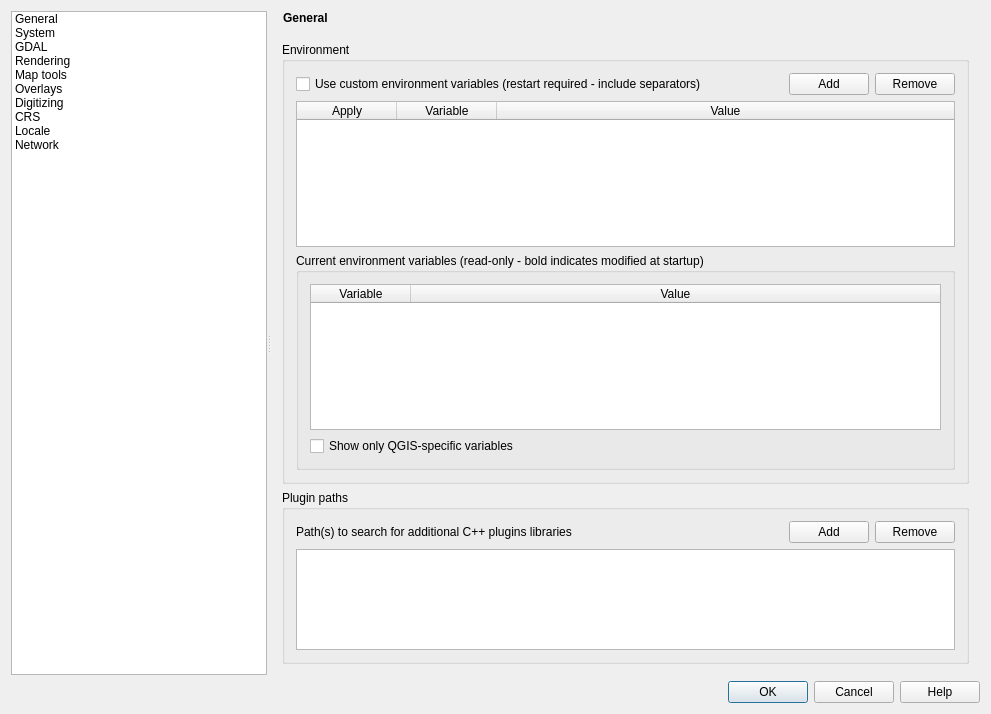
This is src/ui/qgsoptionsbase.ui in qgis/QGIS as Qt 5 draws it before an edit. The edited form follows.
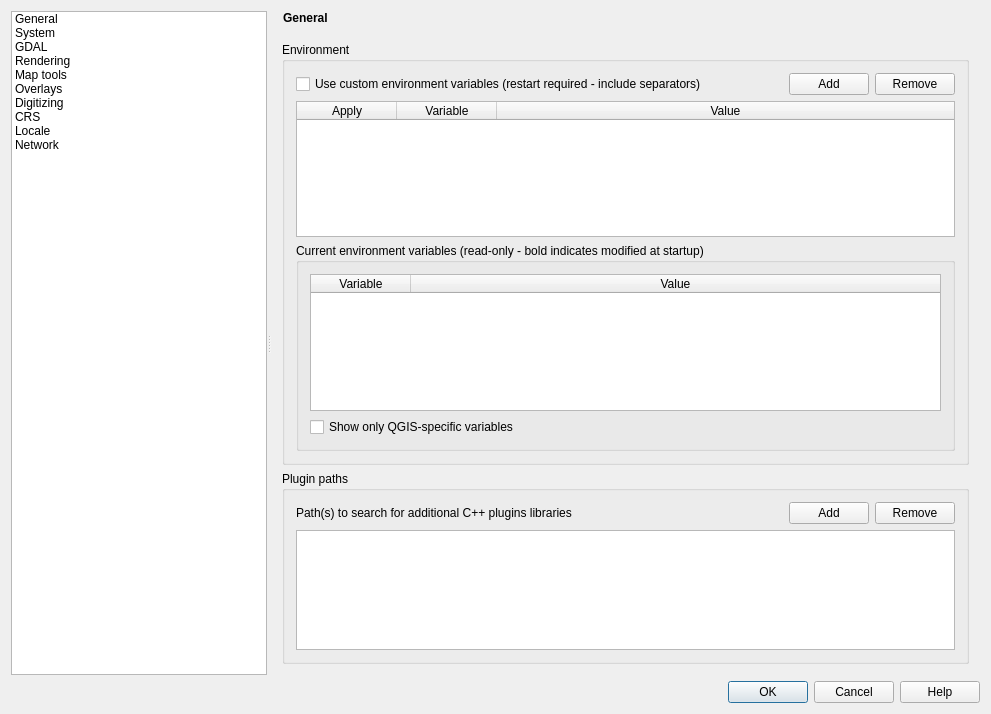
This is the edited form. The open tabs and pages were chosen to show the change. Icons and pictures are not drawn. Custom widgets are drawn as their Qt base class.

Commit message:
Turn on all edit triggers and set minimum heights for custom/current env vars tables
- Set minimum heights for all table widgets in Options->System

Diff of the .ui file:
```diff
--- a/src/ui/qgsoptionsbase.ui
+++ b/src/ui/qgsoptionsbase.ui
@@ -1106,8 +1106,8 @@
                <rect>
                 <x>0</x>
                 <y>0</y>
-                <width>695</width>
-                <height>537</height>
+                <width>704</width>
+                <height>624</height>
                </rect>
               </property>
               <layout class="QVBoxLayout" name="verticalLayout_22">
@@ -1212,6 +1212,15 @@
                     <layout class="QVBoxLayout" name="verticalLayout_8">
                      <item>
                       <widget class="QTableWidget" name="mCurrentVariablesTable">
+                       <property name="minimumSize">
+                        <size>
+                         <width>0</width>
+                         <height>120</height>
+                        </size>
+                       </property>
+                       <property name="editTriggers">
+                        <set>QAbstractItemView::AllEditTriggers</set>
+                       </property>
                        <property name="dragEnabled">
                         <bool>true</bool>
                        </property>
@@ -1325,7 +1334,14 @@
                    </widget>
                   </item>
                   <item row="1" column="0" colspan="4">
-                   <widget class="QListWidget" name="mListPluginPaths"/>
+                   <widget class="QListWidget" name="mListPluginPaths">
+                    <property name="minimumSize">
+                     <size>
+                      <width>0</width>
+                      <height>120</height>
+                     </size>
+                    </property>
+                   </widget>
                   </item>
                  </layout>
                 </widget>
```
Left out of the diff: 3 changed lines with no effect on the pictures.
